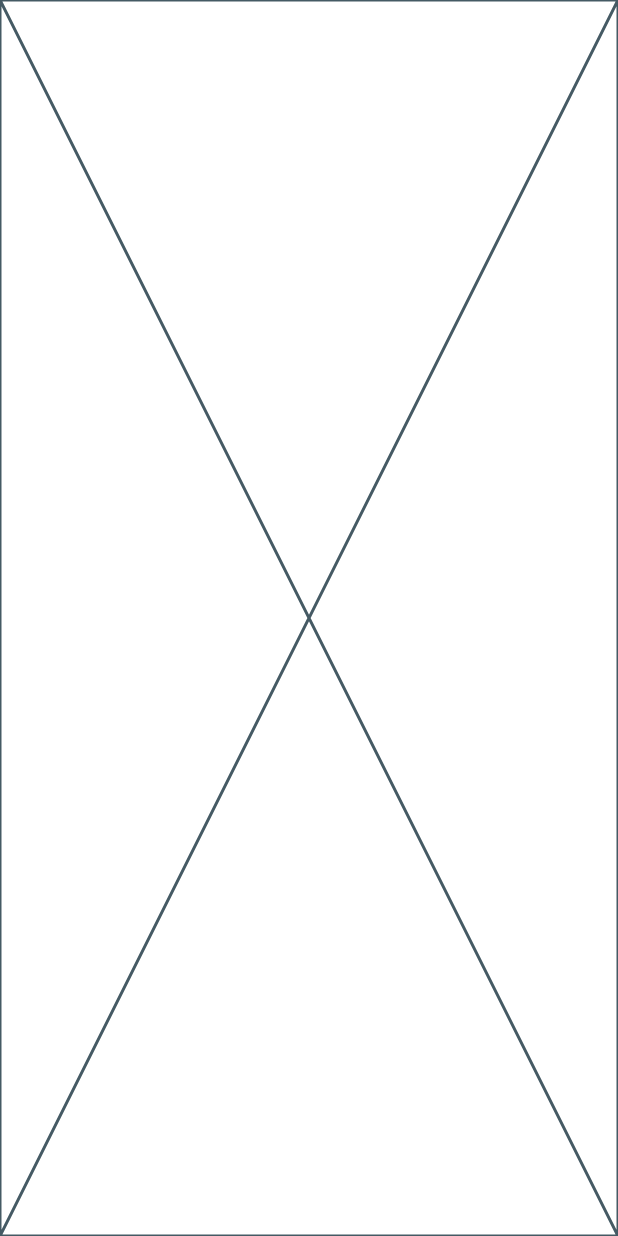
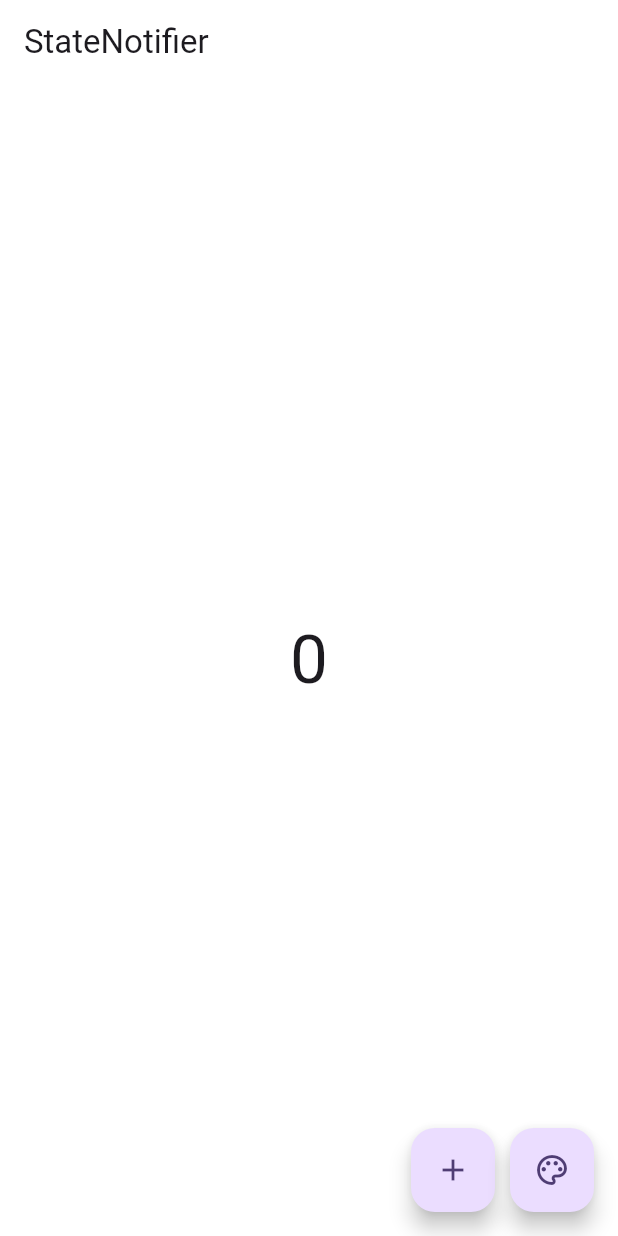
Before and after one commit to UildsonSantos/state_notifier_exec, a Flutter app: the screen it shows after launch, on a phone screen of 412 x 824 dp. Run offline on Flutter 3.47's test engine with Material 3 defaults, Android fonts, the phone set to English and light mode, and no system bars; our stand-ins replace equatable, state_notifier; missing offline and left inert: flutter_state_notifier.

Commit message:
create homepage app

```diff
--- a/lib/main.dart
+++ b/lib/main.dart
@@ -1,5 +1,59 @@
 import 'package:flutter/material.dart';
 
 void main() {
-  runApp(const Placeholder());
+  runApp(const MyApp());
 }
+
+class MyApp extends StatelessWidget {
+  const MyApp({super.key});
+
+  @override
+  Widget build(BuildContext context) {
+    return MaterialApp(
+      title: 'StateNotifier',
+      debugShowCheckedModeBanner: false,
+      theme: ThemeData(
+        colorScheme: ColorScheme.fromSeed(seedColor: Colors.deepPurple),
+        useMaterial3: true,
+      ),
+      home: const MyhomePage(),
+    );
+  }
+}
+
+class MyhomePage extends StatelessWidget {
+  const MyhomePage({super.key});
+
+  @override
+  Widget build(BuildContext context) {
+    return Scaffold(
+      backgroundColor: Colors.white,
+      appBar: AppBar(
+        backgroundColor: Colors.white,
+        title: const Text('StateNotifier'),
+      ),
+      body: Center(
+        child: Text(
+          '0',
+          style: Theme.of(context).textTheme.displayMedium,
+        ),
+      ),
+      floatingActionButton: Row(
+        mainAxisAlignment: MainAxisAlignment.end,
+        children: [
+          FloatingActionButton(
+            tooltip: 'Increment',
+            onPressed: () {},
+            child: const Icon(Icons.add),
+          ),
+          const SizedBox(width: 10.0),
+          FloatingActionButton(
+            tooltip: 'Change Color',
+            onPressed: () {},
+            child: const Icon(Icons.color_lens_outlined),
+          ),
+        ],
+      ),
+    );
+  }
+}
```
